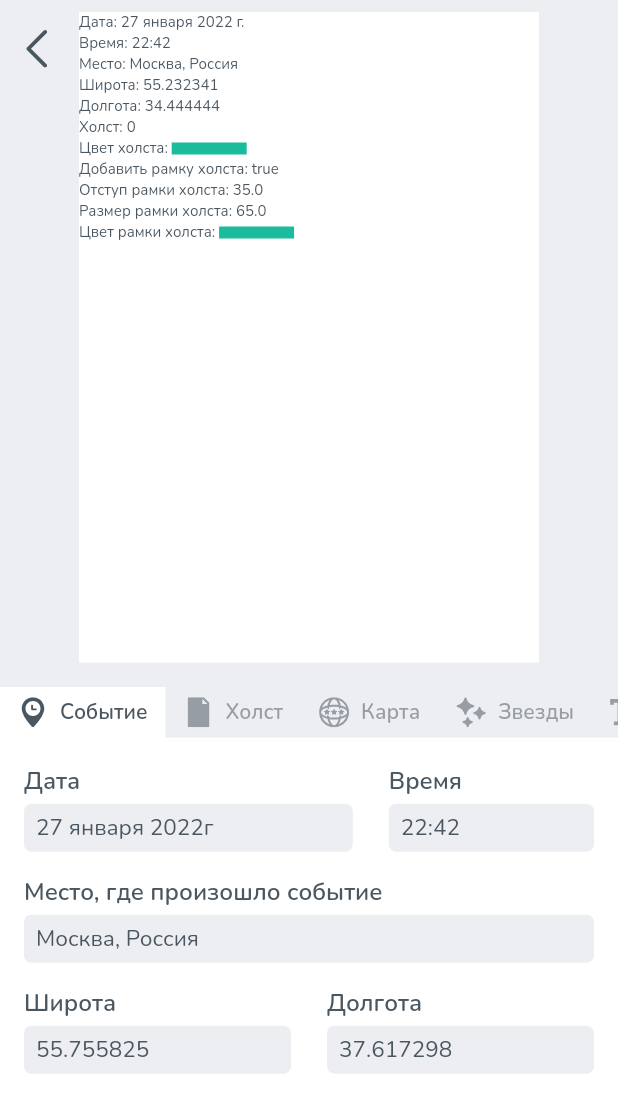
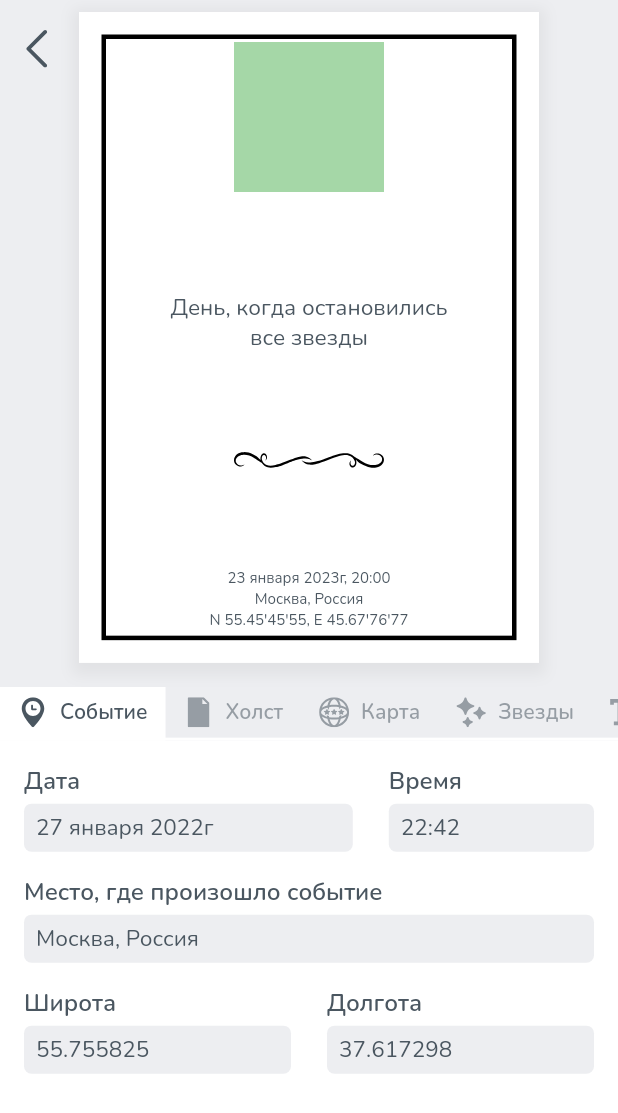
Before and after one commit to Demidovez/mappy_stars_flutter, a Flutter app: the screen it shows after launch, after a tap on "Классика", on a phone screen of 412 x 824 dp. Shown: the top 1113 px of the screen. Run offline on Flutter 3.47's test engine with Material 2 defaults, Android fonts, the phone set to English and light mode, and no system bars; our stand-ins replace bloc, flutter_bloc, flutter_svg, jiffy, permission_handler.

Commit message:
start draw

```diff
--- a/lib/bloc/controllers/canvas_v1/canvas_bloc.dart
+++ b/lib/bloc/controllers/canvas_v1/canvas_bloc.dart
@@ -8,11 +8,11 @@ class CanvasBloc extends Bloc<CanvasEvent, CanvasState> {
   CanvasBloc()
       : super(CanvasState(
           holstId: 0,
-          holstColor: const Color(0xFF1ABC9C),
+          holstColor: const Color(0xFFFFFFFF),
           hasBorderCanvas: true,
-          indentBorder: 35,
-          sizeBorder: 65,
-          holstBorderColor: const Color(0xFF1ABC9C),
+          indentBorder: 15,
+          sizeBorder: 3,
+          holstBorderColor: const Color(0xFF000000),
         )) {
     on<HolstIdCanvasEvent>((event, emit) {
       emit(state.copyWith(holstId: event.value));
--- a/lib/fragments/controllers/canvas_v1.dart
+++ b/lib/fragments/controllers/canvas_v1.dart
@@ -40,10 +40,6 @@ class CanvasV1Controller extends StatelessWidget {
 
   @override
   Widget build(BuildContext context) {
-    List<Holst> _holsts = context.read<DataBloc>().state.holsts;
-    List<Color> _colorsHolst = context.read<DataBloc>().state.colorsHolst;
-    List<Color> _colorsBorder = context.read<DataBloc>().state.colorsBorder;
-
     return Column(
       crossAxisAlignment: CrossAxisAlignment.start,
       children: [
@@ -53,6 +49,8 @@ class CanvasV1Controller extends StatelessWidget {
             return state.holstId;
           },
           builder: (context, state) {
+            List<Holst> _holsts = context.select((DataBloc bloc) => bloc.state.holsts);
+
             return ListVariants<Holst>(
                 data: _holsts,
                 activeIndex: state,
@@ -65,6 +63,8 @@ class CanvasV1Controller extends StatelessWidget {
             return state.holstColor;
           },
           builder: (context, state) {
+            List<Color> _colorsHolst = context.select((DataBloc bloc) => bloc.state.colorsHolst);
+
             return ListVariants<Color>(
                 height: 50,
                 shape: EShape.circle,
@@ -105,6 +105,8 @@ class CanvasV1Controller extends StatelessWidget {
             return state.holstBorderColor;
           },
           builder: (context, state) {
+            List<Color> _colorsBorder = context.select((DataBloc bloc) => bloc.state.colorsBorder);
+
             return ListVariants<Color>(
                 height: 50,
                 shape: EShape.circle,
--- /dev/null
+++ b/lib/fragments/draw_layers/desc_painter.dart
@@ -0,0 +1,16 @@
+import 'package:flutter/material.dart';
+
+// ignore: todo
+// TODO: Некоректное название
+class DescPainter extends StatelessWidget {
+  const DescPainter({Key? key}) : super(key: key);
+
+  @override
+  Widget build(BuildContext context) {
+    return const Text("День, когда остановились\nвсе звезды",
+        textAlign: TextAlign.center,
+        style: TextStyle(
+          fontSize: 15,
+        ));
+  }
+}
--- /dev/null
+++ b/lib/fragments/draw_layers/holst_painter.dart
@@ -0,0 +1,45 @@
+import 'package:flutter/material.dart';
+
+class HolstPainter extends CustomPainter {
+  final double indentHolstBorder;
+  final double sizeHolstBorder;
+  final Color holstColor;
+  final Color holstBorderColor;
+  final bool hasHolstBorder;
+
+  HolstPainter(
+      {required this.indentHolstBorder,
+      required this.sizeHolstBorder,
+      required this.holstColor,
+      required this.holstBorderColor,
+      required this.hasHolstBorder});
+
+  @override
+  void paint(Canvas canvas, Size size) {
+    final backgroundPaint = Paint()..color = holstColor;
+    final borderHolstPaint = Paint()
+      ..strokeWidth = sizeHolstBorder
+      ..color = holstBorderColor
+      ..style = PaintingStyle.stroke;
+
+    canvas.drawRect(Rect.fromLTWH(0, 0, size.width, size.height), backgroundPaint);
+    if (hasHolstBorder) {
+      canvas.drawRect(
+          Rect.fromLTWH(
+              indentHolstBorder + sizeHolstBorder / 2,
+              indentHolstBorder + sizeHolstBorder / 2,
+              size.width - indentHolstBorder * 2 - sizeHolstBorder,
+              size.height - indentHolstBorder * 2 - sizeHolstBorder),
+          borderHolstPaint);
+    }
+  }
+
+  @override
+  bool shouldRepaint(HolstPainter oldDelegate) {
+    return indentHolstBorder != oldDelegate.indentHolstBorder ||
+        sizeHolstBorder != oldDelegate.sizeHolstBorder ||
+        holstColor != oldDelegate.holstColor ||
+        holstBorderColor != oldDelegate.holstBorderColor ||
+        hasHolstBorder != oldDelegate.hasHolstBorder;
+  }
+}
--- /dev/null
+++ b/lib/fragments/draw_layers/location_painter.dart
@@ -0,0 +1,23 @@
+import 'package:flutter/material.dart';
+
+// ignore: todo
+// TODO: Некоректное название
+class LocationPainter extends StatelessWidget {
+  LocationPainter({Key? key}) : super(key: key);
+
+  TextStyle style = const TextStyle(fontSize: 10);
+
+  @override
+  Widget build(BuildContext context) {
+    return Column(
+      children: [
+        Text(
+          "23 января 2023г, 20:00",
+          style: style,
+        ),
+        Text("Москва, Россия", style: style),
+        Text("N 55.45'45'55, E 45.67'76'77", style: style),
+      ],
+    );
+  }
+}
--- /dev/null
+++ b/lib/fragments/draw_layers/map_painter.dart
@@ -0,0 +1,41 @@
+import 'package:flutter/material.dart';
+import 'dart:math' as math;
+import 'dart:ui' as ui;
+import 'package:permission_handler/permission_handler.dart';
+import 'dart:io';
+
+class MapPainter extends CustomPainter {
+  @override
+  void paint(Canvas canvas, Size size) async {
+    final recorder = ui.PictureRecorder();
+    final canvas =
+        Canvas(recorder, Rect.fromPoints(const Offset(0.0, 0.0), const Offset(2000.0, 2000.0)));
+
+    final circleRandomPaint = Paint()
+      ..color = Color((math.Random().nextDouble() * 0xFFFFFF).toInt()).withOpacity(1.0);
+
+    canvas.drawCircle(Offset(size.width / 2, size.height / 2), 50, circleRandomPaint);
+
+    final picture = recorder.endRecording();
+    final ui.Image img = await picture.toImage(2000, 2000);
+    final byteData = await img.toByteData(format: ui.ImageByteFormat.png);
+    final pngBytes = byteData?.buffer.asUint8List();
+
+    PermissionStatus status = await Permission.storage.status;
+
+    if (!status.isGranted) {
+      await [
+        Permission.storage,
+      ].request();
+    }
+
+    if (status.isGranted) {
+      File("/storage/emulated/0/Download/my_image_.png").writeAsBytes(pngBytes!);
+    }
+  }
+
+  @override
+  bool shouldRepaint(MapPainter oldDelegate) {
+    return true;
+  }
+}
--- /dev/null
+++ b/lib/fragments/draw_layers/separator_painter.dart
@@ -0,0 +1,20 @@
+import 'package:flutter/material.dart';
+import 'package:flutter_svg/flutter_svg.dart';
+
+// ignore: todo
+// TODO: Некоректное название
+class SeparatorPainter extends StatelessWidget {
+  const SeparatorPainter({Key? key}) : super(key: key);
+
+  @override
+  Widget build(BuildContext context) {
+    return Container(
+      color: Colors.transparent,
+      child: SvgPicture.asset(
+        'assets/icons/maskarad_shape.svg',
+        color: Colors.black,
+        width: 100,
+      ),
+    );
+  }
+}
--- a/lib/fragments/preview.dart
+++ b/lib/fragments/preview.dart
@@ -1,198 +1,112 @@
 import 'package:flutter/material.dart';
 import 'package:flutter_bloc/flutter_bloc.dart';
 import 'package:mappy_stars/bloc/controllers/canvas_v1/canvas_bloc.dart';
+import 'package:mappy_stars/fragments/draw_layers/holst_painter.dart';
+import 'package:mappy_stars/fragments/draw_layers/location_painter.dart';
+import 'package:mappy_stars/fragments/save_to_file.dart';
+import 'draw_layers/desc_painter.dart';
+import 'draw_layers/map_painter.dart';
+import 'draw_layers/separator_painter.dart';
 
 class Preview extends StatelessWidget {
   const Preview({Key? key}) : super(key: key);
 
   @override
   Widget build(BuildContext context) {
-    String date = "27 января 2022 г.";
-    String time = "22:42";
-    String location = "Москва, Россия";
-    String latitude = "55.232341";
-    String longtitude = "34.444444";
-
-    return Column(
-      crossAxisAlignment: CrossAxisAlignment.start,
-      children: [
-        Row(
-          children: [
-            const Text(
-              "Дата: ",
-              style: TextStyle(fontSize: 10),
-            ),
-            Text(
-              date,
-              style: const TextStyle(fontSize: 10),
+    return SaveToFile(
+      child: Container(
+          decoration: BoxDecoration(
+            color: Colors.white,
+            boxShadow: [
+              BoxShadow(
+                color: Colors.grey.withOpacity(0.15),
+                spreadRadius: 5,
+                blurRadius: 7,
+                offset: const Offset(0, 3), // changes position of shadow
               ),
             ],
           ),
-        Row(
+          child: Stack(
+            fit: StackFit.expand,
             children: [
-            const Text(
-              "Время: ",
-              style: TextStyle(fontSize: 10),
-            ),
-            Text(
-              time,
-              style: const TextStyle(fontSize: 10),
-            ),
-          ],
-        ),
-        Row(
-          children: [
-            const Text(
-              "Место: ",
-              style: TextStyle(fontSize: 10),
-            ),
-            Text(
-              location,
-              style: const TextStyle(fontSize: 10),
-            ),
-          ],
-        ),
-        Row(
-          children: [
-            const Text(
-              "Широта: ",
-              style: TextStyle(fontSize: 10),
-            ),
-            Text(
-              latitude,
-              style: const TextStyle(fontSize: 10),
-            ),
-          ],
-        ),
-        Row(
-          children: [
-            const Text(
-              "Долгота: ",
-              style: TextStyle(fontSize: 10),
-            ),
-            Text(
-              longtitude,
-              style: const TextStyle(fontSize: 10),
-            ),
-          ],
-        ),
-        Row(
-          children: [
-            const Text(
-              "Холст: ",
-              style: TextStyle(fontSize: 10),
-            ),
-            BlocSelector<CanvasBloc, CanvasState, int>(
-              selector: (state) {
-                return state.holstId;
-              },
-              builder: (context, state) {
-                return Text(
-                  state.toString(),
-                  style: const TextStyle(fontSize: 10),
+              Builder(
+                builder: (BuildContext context) {
+                  bool hasHolstBorder =
+                      context.select((CanvasBloc bloc) => bloc.state.hasBorderCanvas);
+                  double indentHolstBorder =
+                      context.select((CanvasBloc bloc) => bloc.state.indentBorder);
+                  double sizeHolstBorder =
+                      context.select((CanvasBloc bloc) => bloc.state.sizeBorder);
+                  Color holstColor = context.select((CanvasBloc bloc) => bloc.state.holstColor);
+                  Color holstBorderColor =
+                      context.select((CanvasBloc bloc) => bloc.state.holstBorderColor);
+
+                  print("==== Holst ==========" + DateTime.now().toString());
+
+                  return RepaintBoundary(
+                    child: CustomPaint(
+                        painter: HolstPainter(
+                            indentHolstBorder: indentHolstBorder,
+                            sizeHolstBorder: sizeHolstBorder,
+                            holstColor: holstColor,
+                            holstBorderColor: holstBorderColor,
+                            hasHolstBorder: hasHolstBorder)),
                   );
                 },
               ),
-          ],
-        ),
-        Row(
+              Column(
+                mainAxisAlignment: MainAxisAlignment.spaceBetween,
                 children: [
-            const Text(
-              "Цвет холста: ",
-              style: TextStyle(fontSize: 10),
-            ),
-            BlocSelector<CanvasBloc, CanvasState, Color>(
-              selector: (state) {
-                return state.holstColor;
-              },
+                  BlocBuilder<CanvasBloc, CanvasState>(
+                    buildWhen: (previous, current) => false,
                     builder: (context, state) {
-                return Container(
-                  color: state,
-                  width: 50,
-                  height: 8,
+                      double indent = 20.0;
+
+                      return Padding(
+                        padding: EdgeInsets.only(top: indent),
+                        child: Container(
+                            width: 100,
+                            height: 100,
+                            color: Colors.green.withOpacity(0.5),
+                            child: RepaintBoundary(child: CustomPaint(painter: MapPainter()))),
                       );
                     },
                   ),
-          ],
-        ),
-        Row(
-          children: [
-            const Text(
-              "Добавить рамку холста: ",
-              style: TextStyle(fontSize: 10),
-            ),
-            BlocSelector<CanvasBloc, CanvasState, bool>(
-              selector: (state) {
-                return state.hasBorderCanvas;
-              },
+                  BlocBuilder<CanvasBloc, CanvasState>(
+                      buildWhen: (previous, current) => false,
                       builder: (context, state) {
-                return Text(
-                  state.toString(),
-                  style: const TextStyle(fontSize: 10),
+                        // ignore: avoid_print
+                        print("====  Desc  ==========" + DateTime.now().toString());
+
+                        return const DescPainter();
+                      }),
+                  BlocBuilder<CanvasBloc, CanvasState>(
+                      buildWhen: (previous, current) => false,
+                      builder: (context, state) {
+                        // ignore: avoid_print
+                        print("====  Separator  ==========" + DateTime.now().toString());
+
+                        return const SeparatorPainter();
+                      }),
+                  BlocBuilder<CanvasBloc, CanvasState>(
+                      buildWhen: (previous, current) => false,
+                      builder: (context, state) {
+                        double sizeHolstBorder =
+                            context.select((CanvasBloc bloc) => bloc.state.sizeBorder);
+                        double indentHolstBorder =
+                            context.select((CanvasBloc bloc) => bloc.state.indentBorder);
+                        // ignore: avoid_print
+                        print("====  Location  ==========" + DateTime.now().toString());
+
+                        return Padding(
+                          padding: EdgeInsets.only(bottom: indentHolstBorder + sizeHolstBorder + 3),
+                          child: LocationPainter(),
                         );
-              },
-            ),
-          ],
-        ),
-        Row(
-          children: [
-            const Text(
-              "Отступ рамки холста: ",
-              style: TextStyle(fontSize: 10),
-            ),
-            BlocSelector<CanvasBloc, CanvasState, double>(
-              selector: (state) {
-                return state.indentBorder;
-              },
-              builder: (context, state) {
-                return Text(
-                  state.toString(),
-                  style: const TextStyle(fontSize: 10),
-                );
-              },
-            ),
-          ],
-        ),
-        Row(
-          children: [
-            const Text(
-              "Размер рамки холста: ",
-              style: TextStyle(fontSize: 10),
-            ),
-            BlocSelector<CanvasBloc, CanvasState, double>(
-              selector: (state) {
-                return state.sizeBorder;
-              },
-              builder: (context, state) {
-                return Text(
-                  state.toString(),
-                  style: const TextStyle(fontSize: 10),
-                );
-              },
-            ),
-          ],
-        ),
-        Row(
-          children: [
-            const Text(
-              "Цвет рамки холста: ",
-              style: TextStyle(fontSize: 10),
-            ),
-            BlocSelector<CanvasBloc, CanvasState, Color>(
-              selector: (state) {
-                return state.holstBorderColor;
-              },
-              builder: (context, state) {
-                return Container(
-                  color: state,
-                  width: 50,
-                  height: 8,
-                );
-              },
-            ),
+                      }),
                 ],
               )
             ],
+          )),
     );
   }
 }
--- /dev/null
+++ b/lib/fragments/save_to_file.dart
@@ -0,0 +1,52 @@
+import 'package:flutter/material.dart';
+import 'package:permission_handler/permission_handler.dart';
+import 'package:flutter/rendering.dart';
+import 'dart:ui' as ui;
+import 'dart:io';
+
+class SaveToFile extends StatefulWidget {
+  final Widget child;
+  const SaveToFile({Key? key, required this.child}) : super(key: key);
+
+  @override
+  State<SaveToFile> createState() => _SaveToFileState();
+}
+
+class _SaveToFileState extends State<SaveToFile> {
+  final GlobalKey _globalKey = GlobalKey();
+
+  void capture() async {
+    RenderRepaintBoundary repaintBoundary =
+        _globalKey.currentContext?.findRenderObject() as RenderRepaintBoundary;
+
+    double pixelRatio = MediaQuery.of(context).devicePixelRatio;
+
+    final ui.Image image = await repaintBoundary.toImage(pixelRatio: pixelRatio);
+    final byteData = await image.toByteData(format: ui.ImageByteFormat.png);
+
+    final pngBytes = byteData?.buffer.asUint8List();
+
+    PermissionStatus status = await Permission.storage.status;
+
+    if (!status.isGranted) {
+      await [
+        Permission.storage,
+      ].request();
+    }
+
+    if (status.isGranted) {
+      File("/storage/emulated/0/Download/my_image.png").writeAsBytes(pngBytes!);
+    }
+  }
+
+  @override
+  Widget build(BuildContext context) {
+    return InkWell(
+      onTap: () => capture(),
+      child: RepaintBoundary(
+        key: _globalKey,
+        child: widget.child,
+      ),
+    );
+  }
+}
--- a/pubspec.yaml
+++ b/pubspec.yaml
@@ -15,6 +15,7 @@ dependencies:
   flutter_svg: ^1.0.3
   jiffy: ^5.0.0
   flutter_bloc: ^8.0.0
+  permission_handler: ^8.3.0
 
 dev_dependencies:
   flutter_test:
```
Also changed, not shown: assets/icons/heart_shape.svg (added), assets/icons/hearts_shape.svg (added), assets/icons/line_shape.svg (added), assets/icons/maskarad_shape.svg (added), assets/icons/star_shape.svg (added), assets/icons/stars_shape.svg (added), pubspec.lock, 6 other files. Lines whose indentation alone changed are shown as unchanged.
